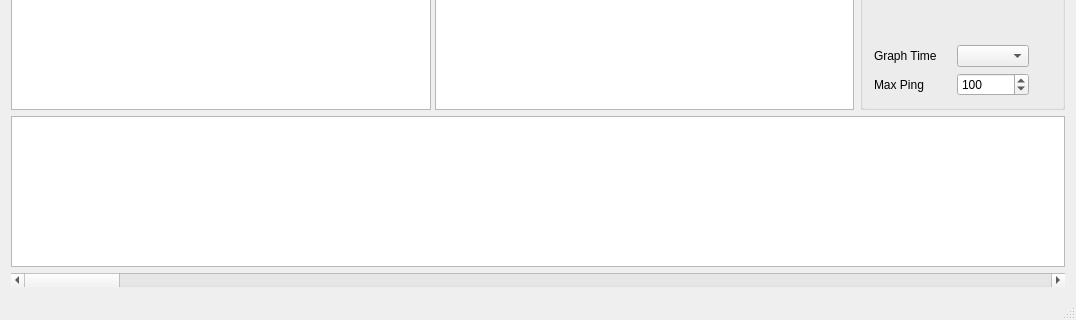
UrbanCee/ConnectionLogger, file mainwindow.ui: the form before one commit; both pictures show x 0 to 1076 and y 300 to 620 of the 1076 by 620 pixel window.
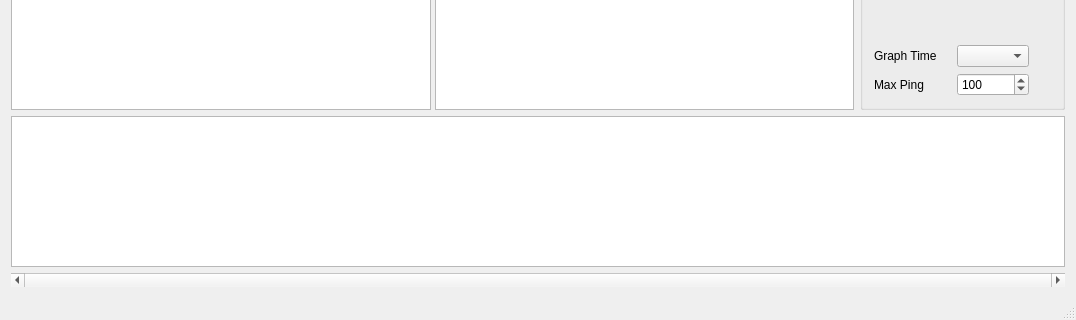
The form after the commit. Custom widgets are drawn as their Qt base class.

What changed in the file:
```diff
--- a/mainwindow.ui
+++ b/mainwindow.ui
@@ -257,6 +257,9 @@
     </item>
     <item>
      <widget class="QScrollBar" name="horizontalScrollBarGraph">
+      <property name="maximum">
+       <number>0</number>
+      </property>
       <property name="orientation">
        <enum>Qt::Horizontal</enum>
       </property>
```
